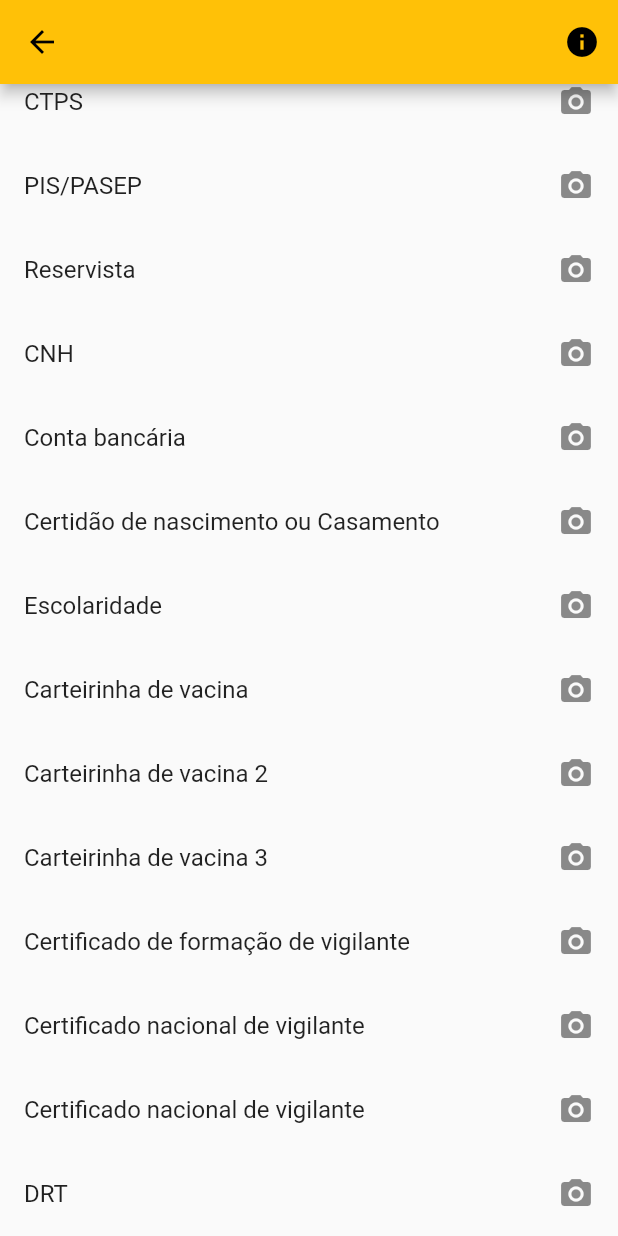
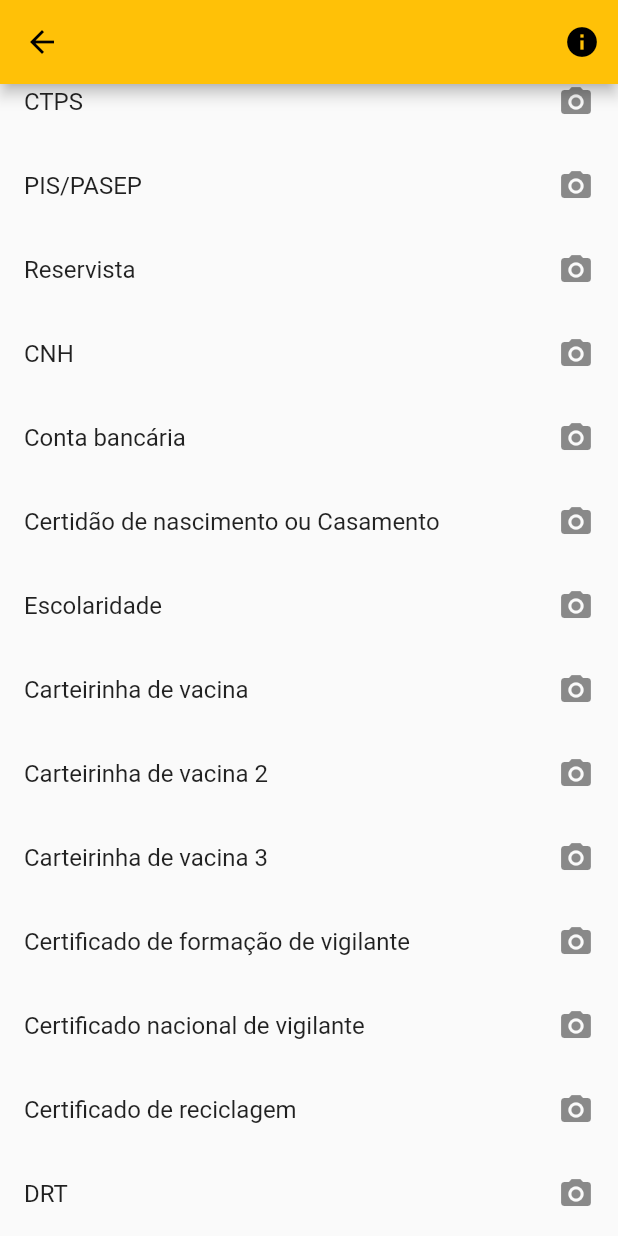
Before and after one commit to gaspring/zadmissao2, a Flutter app: the CriarPreAdmissaoView screen opened directly with empty values, scrolled down 184 dp, on a phone screen of 412 x 824 dp. Run offline on Flutter 3.47's test engine with Material 2 defaults, Android fonts, the phone set to English and light mode, and no system bars; our stand-ins replace camera, shared_preferences; missing offline and left inert: masked_text; accounts and stored records are empty; network calls fail; statements that could not run were skipped.

Commit message:
tem verso

```diff
--- a/lib/views/cadastro-preliminar.dart
+++ b/lib/views/cadastro-preliminar.dart
@@ -1,5 +1,4 @@
 import 'package:flutter/material.dart';
-import 'package:masked_text/masked_text.dart';
 import 'package:shared_preferences/shared_preferences.dart';
 import 'package:zadmissao/api/vaga/preadmissao-app-input.dart';
 import 'package:zadmissao/api/vaga/vaga-service.dart';
@@ -102,7 +101,9 @@ class _CadastroPreliminarState extends State<CadastroPreliminarView> {
   }
 
   void _listarVagas() async {
+    _dialog.showProgressDialog();
     var vagas = await _vagaService.listarVagas();
+    _dialog.dismiss();
 
     if (vagas != null) {
       _vagas.addAll(vagas);
--- a/lib/views/criar-preadmissao-view.dart
+++ b/lib/views/criar-preadmissao-view.dart
@@ -23,22 +23,24 @@ class _CriarPreAdmissaoState extends State<CriarPreAdmissaoView> {
     _textEditingControllerCPF = new TextEditingController();
     _documentos = new List<DocumentoViewModel>();
 
-    _documentos.add(new DocumentoViewModel(nome: "RG", key: "RG"));
+    _documentos
+        .add(new DocumentoViewModel(nome: "RG", key: "RG", temVerso: true));
     _documentos.add(new DocumentoViewModel(nome: "CPF", key: "CPF"));
     _documentos.add(new DocumentoViewModel(
         nome: "Título de eleitor", key: "TITULODEELEITOR"));
-    _documentos.add(new DocumentoViewModel(nome: "CTPS", key: "CTPS"));
+    _documentos
+        .add(new DocumentoViewModel(nome: "CTPS", key: "CTPS", temVerso: true));
     _documentos.add(new DocumentoViewModel(nome: "PIS/PASEP", key: "PISPASEP"));
     _documentos
         .add(new DocumentoViewModel(nome: "Reservista", key: "RESERVISTA"));
     _documentos.add(new DocumentoViewModel(nome: "CNH", key: "CNH"));
-    _documentos.add(
-        new DocumentoViewModel(nome: "Conta bancária", key: "CONTABANCARIA"));
+    _documentos.add(new DocumentoViewModel(
+        nome: "Conta bancária", key: "CONTABANCARIA", temVerso: true));
     _documentos.add(new DocumentoViewModel(
         nome: "Certidão de nascimento ou Casamento",
         key: "CERTIDAONASCIMENTOCASAMENTO"));
-    _documentos
-        .add(new DocumentoViewModel(nome: "Escolaridade", key: "ESCOLARIDADE"));
+    _documentos.add(new DocumentoViewModel(
+        nome: "Escolaridade", key: "ESCOLARIDADE", temVerso: true));
     _documentos.add(
         new DocumentoViewModel(nome: "Carteirinha de vacina", key: "VACINA"));
     _documentos.add(new DocumentoViewModel(
@@ -47,12 +49,18 @@ class _CriarPreAdmissaoState extends State<CriarPreAdmissaoView> {
         nome: "Carteirinha de vacina 3", key: "VACINA3"));
     _documentos.add(new DocumentoViewModel(
         nome: "Certificado de formação de vigilante",
-        key: "CERTIFICADOFORMACAOVIG"));
+        key: "CERTIFICADOFORMACAOVIG",
+        temVerso: true));
     _documentos.add(new DocumentoViewModel(
-        nome: "Certificado nacional de vigilante", key: "CNVVIG"));
+        nome: "Certificado nacional de vigilante",
+        key: "CNVVIG",
+        temVerso: true));
     _documentos.add(new DocumentoViewModel(
-        nome: "Certificado nacional de vigilante", key: "CNVVIG"));
-    _documentos.add(new DocumentoViewModel(nome: "DRT", key: "DRTVIG"));
+        nome: "Certificado de reciclagem",
+        key: "CERTIFICADORECICLAGEMVIG",
+        temVerso: true));
+    _documentos.add(
+        new DocumentoViewModel(nome: "DRT", key: "DRTVIG", temVerso: true));
 
     super.initState();
   }
@@ -157,6 +165,24 @@ class _CriarPreAdmissaoState extends State<CriarPreAdmissaoView> {
   }
 
   void _dialogEscolherLadoFoto(DocumentoViewModel documento) {
+    var fotos = [
+      new ListTile(
+        onTap: () => _abrirCamera(documento),
+        title: new Text("Frente"),
+        trailing: new Icon(Icons.add_a_photo),
+      )
+    ];
+
+    if (documento.temVerso)
+      fotos.add(new ListTile(
+        onTap: () {
+          documento.key = "${documento.key}VERSO";
+          _abrirCamera(documento);
+        },
+        title: new Text("Verso"),
+        trailing: new Icon(Icons.add_a_photo),
+      ));
+
     showDialog(
         context: context,
         builder: (BuildContext context) => new AlertDialog(
@@ -165,21 +191,7 @@ class _CriarPreAdmissaoState extends State<CriarPreAdmissaoView> {
                 padding: const EdgeInsets.all(4.0),
                 child: new Column(
                   mainAxisSize: MainAxisSize.min,
-                  children: <Widget>[
-                    new ListTile(
-                      onTap: () => _abrirCamera(documento),
-                      title: new Text("Frente"),
-                      trailing: new Icon(Icons.add_a_photo),
-                    ),
-                    new ListTile(
-                      onTap: () {
-                        documento.key = "VERSO${documento.key}";
-                        _abrirCamera(documento);
-                      },
-                      title: new Text("Verso"),
-                      trailing: new Icon(Icons.add_a_photo),
-                    )
-                  ],
+                  children: fotos,
                 ),
               ),
             ));
```
Also changed, not shown: lib/settings/api-settings.dart (+4 -4 lines). Lines whose indentation alone changed are shown as unchanged.
